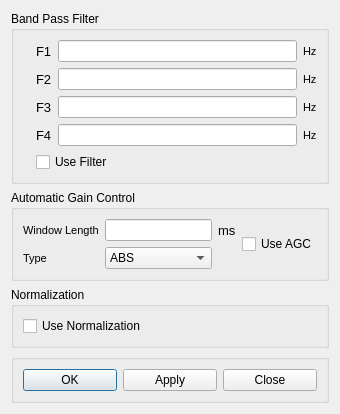
Before: the Qt Designer form SeiSeeMp/procparmdialog.ui in tuoyuangui/SeiSee, drawn with Qt 5.
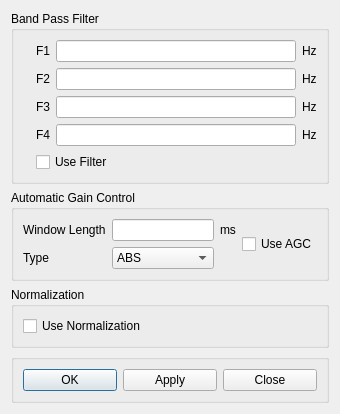
After: the same form once the commit is applied. Icons and pictures are not drawn.

```diff
--- a/SeiSeeMp/procparmdialog.ui
+++ b/SeiSeeMp/procparmdialog.ui
@@ -45,11 +45,6 @@
          <layout class="QHBoxLayout" name="horizontalLayout">
           <item>
            <widget class="QLabel" name="label_2">
-            <property name="font">
-             <font>
-              <pointsize>10</pointsize>
-             </font>
-            </property>
             <property name="text">
              <string>F1</string>
             </property>
@@ -60,11 +55,6 @@
           </item>
           <item>
            <widget class="QLabel" name="label_3">
-            <property name="font">
-             <font>
-              <pointsize>8</pointsize>
-             </font>
-            </property>
             <property name="text">
              <string>Hz</string>
             </property>
@@ -76,11 +66,6 @@
          <layout class="QHBoxLayout" name="horizontalLayout_2">
           <item>
            <widget class="QLabel" name="label_4">
-            <property name="font">
-             <font>
-              <pointsize>10</pointsize>
-             </font>
-            </property>
             <property name="text">
              <string>F2</string>
             </property>
@@ -91,11 +76,6 @@
           </item>
           <item>
            <widget class="QLabel" name="label_5">
-            <property name="font">
-             <font>
-              <pointsize>8</pointsize>
-             </font>
-            </property>
             <property name="text">
              <string>Hz</string>
             </property>
@@ -107,11 +87,6 @@
          <layout class="QHBoxLayout" name="horizontalLayout_3">
           <item>
            <widget class="QLabel" name="label_6">
-            <property name="font">
-             <font>
-              <pointsize>10</pointsize>
-             </font>
-            </property>
             <property name="text">
              <string>F3</string>
             </property>
@@ -122,11 +97,6 @@
           </item>
           <item>
            <widget class="QLabel" name="label_7">
-            <property name="font">
-             <font>
-              <pointsize>8</pointsize>
-             </font>
-            </property>
             <property name="text">
              <string>Hz</string>
             </property>
@@ -138,11 +108,6 @@
          <layout class="QHBoxLayout" name="horizontalLayout_4">
           <item>
            <widget class="QLabel" name="label_8">
-            <property name="font">
-             <font>
-              <pointsize>10</pointsize>
-             </font>
-            </property>
             <property name="text">
              <string>F4</string>
             </property>
@@ -153,11 +118,6 @@
           </item>
           <item>
            <widget class="QLabel" name="label_9">
-            <property name="font">
-             <font>
-              <pointsize>8</pointsize>
-             </font>
-            </property>
             <property name="text">
              <string>Hz</string>
             </property>
@@ -187,11 +147,6 @@
        <layout class="QGridLayout" name="gridLayout">
         <item row="0" column="0">
          <widget class="QLabel" name="label_10">
-          <property name="font">
-           <font>
-            <pointsize>8</pointsize>
-           </font>
-          </property>
           <property name="text">
            <string>Window Length</string>
           </property>
@@ -209,11 +164,6 @@
         </item>
         <item row="0" column="2">
          <widget class="QLabel" name="label_11">
-          <property name="font">
-           <font>
-            <pointsize>10</pointsize>
-           </font>
-          </property>
           <property name="text">
            <string>ms</string>
           </property>
@@ -221,11 +171,6 @@
         </item>
         <item row="1" column="0">
          <widget class="QLabel" name="label_12">
-          <property name="font">
-           <font>
-            <pointsize>8</pointsize>
-           </font>
-          </property>
           <property name="text">
            <string>Type</string>
           </property>
```
